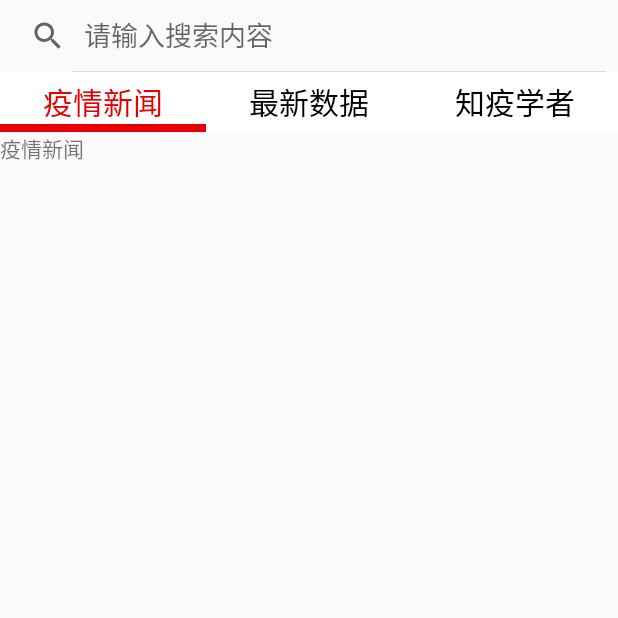
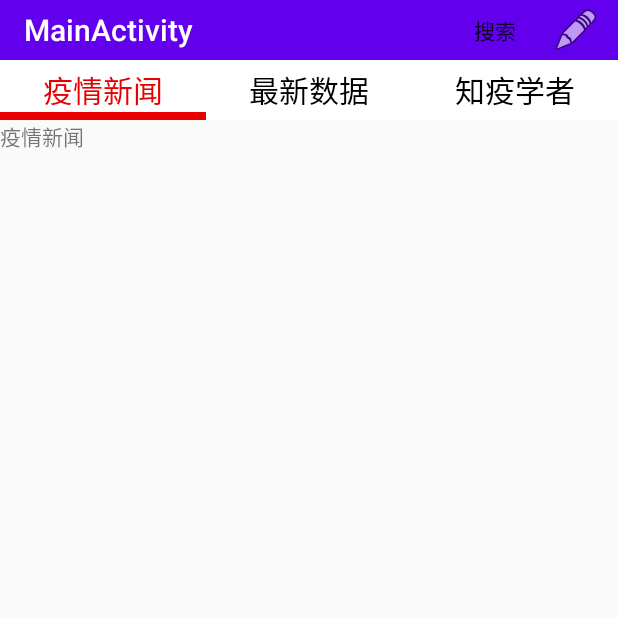
Before and after one commit to cyx233/QingStream, an Android app: the screen it shows after launch (MainActivity), on a phone screen of 412 x 824 dp, the top half of it. Run offline under Robolectric (Android 15) with nearby library versions, the phone set to English and light mode, and no system bars.

Commit message:
Complete SearchView --Cyx

```diff
--- a/app/src/main/java/com/java/chenyuxiang/MainActivity.java
+++ b/app/src/main/java/com/java/chenyuxiang/MainActivity.java
@@ -1,15 +1,23 @@
 package com.java.chenyuxiang;
 
+import android.app.SearchManager;
+import android.content.Context;
 import android.os.Bundle;
 import android.util.Pair;
+import android.view.Menu;
+import android.view.MenuInflater;
 import android.widget.SearchView;
-import android.widget.SearchView.OnQueryTextListener;
 
 import androidx.appcompat.app.AppCompatActivity;
+import androidx.appcompat.widget.Toolbar;
 import androidx.fragment.app.Fragment;
 import androidx.viewpager.widget.ViewPager;
 
 import com.google.android.material.tabs.TabLayout;
+import com.java.chenyuxiang.ui.FragmentData;
+import com.java.chenyuxiang.ui.FragmentNews;
+import com.java.chenyuxiang.ui.FragmentScholar;
+import com.java.chenyuxiang.ui.MyFragmentPagerAdapter;
 
 import java.util.ArrayList;
 
@@ -18,7 +26,7 @@ public class MainActivity extends AppCompatActivity {
     private TabLayout mTabLayout;
     private ViewPager mViewPager;
     private MyFragmentPagerAdapter mFragmentPagerAdapter;
-    private SearchView mSearchView;
+    private Toolbar mToolbar;
 
     private TabLayout.Tab one;
     private TabLayout.Tab two;
@@ -47,24 +55,23 @@ public class MainActivity extends AppCompatActivity {
         mTabLayout = (TabLayout) findViewById(R.id.tabLayout);
         mTabLayout.setupWithViewPager(mViewPager);
 
-        mSearchView = findViewById(R.id.searchView);
+        mToolbar = findViewById(R.id.toolbar);
+        setSupportActionBar(mToolbar);
+    }
 
+    @Override
+    public boolean onCreateOptionsMenu(Menu menu) {
+        MenuInflater inflater = getMenuInflater();
+        inflater.inflate(R.menu.menu_news, menu);
 
-        mSearchView.setOnQueryTextListener(new OnQueryTextListener(){
-            @Override
-            public boolean onQueryTextSubmit(String s) {
-                return false;
-            }
-            @Override
-            public boolean onQueryTextChange(String s) {
-//                if (!TextUtils.isEmpty(s)){
-//                    mListView.setFilterText(s);
-//                }else{
-//                    mListView.clearTextFilter();
-//                }
-                return false;
-            }
-        });
-
+        // Associate searchable configuration with the SearchView
+        SearchManager searchManager =
+                (SearchManager) getSystemService(Context.SEARCH_SERVICE);
+        SearchView searchView =
+                (SearchView) menu.findItem(R.id.item_search).getActionView();
+        searchView.setSearchableInfo(
+                searchManager.getSearchableInfo(getComponentName()));
+        searchView.setSubmitButtonEnabled(true);
+        return true;
     }
 }
--- a/app/src/main/java/com/java/chenyuxiang/FragmentScholar.java
+++ b/app/src/main/java/com/java/chenyuxiang/ui/FragmentScholar.java
@@ -1,4 +1,4 @@
-package com.java.chenyuxiang;
+package com.java.chenyuxiang.ui;
 
 import android.os.Bundle;
 import android.view.LayoutInflater;
@@ -7,6 +7,8 @@ import android.view.ViewGroup;
 
 import androidx.annotation.Nullable;
 import androidx.fragment.app.Fragment;
+
+import com.java.chenyuxiang.R;
 
 public class FragmentScholar extends Fragment {
     @Nullable
--- a/app/src/main/java/com/java/chenyuxiang/MyFragmentPagerAdapter.java
+++ b/app/src/main/java/com/java/chenyuxiang/ui/MyFragmentPagerAdapter.java
@@ -1,4 +1,4 @@
-package com.java.chenyuxiang;
+package com.java.chenyuxiang.ui;
 
 
 import android.util.Pair;
--- a/app/src/main/res/layout/activity_main.xml
+++ b/app/src/main/res/layout/activity_main.xml
@@ -7,12 +7,18 @@
     android:orientation="vertical"
     tools:context=".MainActivity">
 
-    <SearchView
-        android:id="@+id/searchView"
+    <androidx.appcompat.widget.Toolbar
+        android:id="@+id/toolbar"
         android:layout_width="match_parent"
-        android:layout_height="wrap_content"
-        android:iconifiedByDefault="false"
-        android:queryHint="请输入搜索内容" />
+        android:layout_height="40dp"
+        android:fitsSystemWindows="true"
+        android:minHeight="?attr/actionBarSize"
+        android:background="?attr/colorPrimary"
+        app:popupTheme="@style/ThemeOverlay.AppCompat.Dark"
+        app:titleTextColor="@color/colorWhite"
+        app:subtitleTextColor="@color/colorWhite" />
+
+
 
     <com.google.android.material.tabs.TabLayout
         android:id="@+id/tabLayout"
--- /dev/null
+++ b/app/src/main/res/menu/menu_news.xml
@@ -0,0 +1,15 @@
+<menu xmlns:app="http://schemas.android.com/apk/res-auto"
+    xmlns:android="http://schemas.android.com/apk/res/android">
+    <item
+        android:id="@+id/item_search"
+        android:title="@string/bar_search"
+        android:imeOptions="actionSearch"
+        app:actionViewClass="android.widget.SearchView"
+        app:showAsAction="collapseActionView|ifRoom" />
+
+    <item
+        android:id="@+id/app_bar_edit"
+        android:icon="@android:drawable/ic_menu_edit"
+        android:title="@string/bar_category"
+        app:showAsAction="always"/>
+</menu>
--- a/app/src/main/res/values/string.xml
+++ b/app/src/main/res/values/strings.xml
@@ -6,4 +6,8 @@
     <string name="tab_news">疫情新闻</string>
     <string name="tab_data">最新数据</string>
     <string name="tab_scholar">知疫学者</string>
+
+    <string name="bar_search">搜索</string>
+    <string name="bar_category">分类</string>
+    <string name="search_hint">请输入</string>
 </resources>
--- /dev/null
+++ b/app/src/main/res/xml/searchable.xml
@@ -0,0 +1,5 @@
+<?xml version="1.0" encoding="utf-8"?>
+<searchable xmlns:android="http://schemas.android.com/apk/res/android"
+    android:label="@string/app_name"
+    android:imeOptions="actionSearch"
+    android:hint="@string/search_hint" />
```
Also changed, not shown: app/build.gradle (+1 -7 lines), app/src/main/AndroidManifest.xml (+11 -2 lines), app/src/main/java/com/java/chenyuxiang/SearchResultActivity.java (added, +33 -0 lines), app/src/main/java/com/java/chenyuxiang/ui/FragmentData.java (renamed from app/src/main/java/com/java/chenyuxiang/FragmentNews.java, +6 -3 lines), app/src/main/java/com/java/chenyuxiang/ui/FragmentNews.java (renamed from app/src/main/java/com/java/chenyuxiang/FragmentData.java, +5 -4 lines), app/src/main/res/layout/activity_search_result.xml (added, +7 -0 lines).
